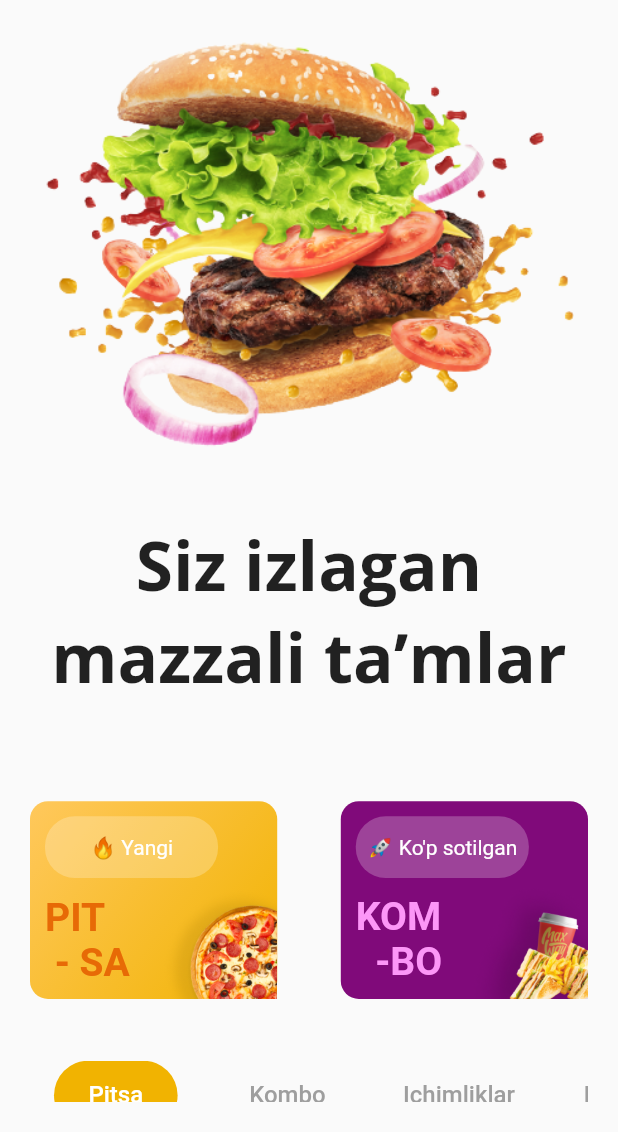
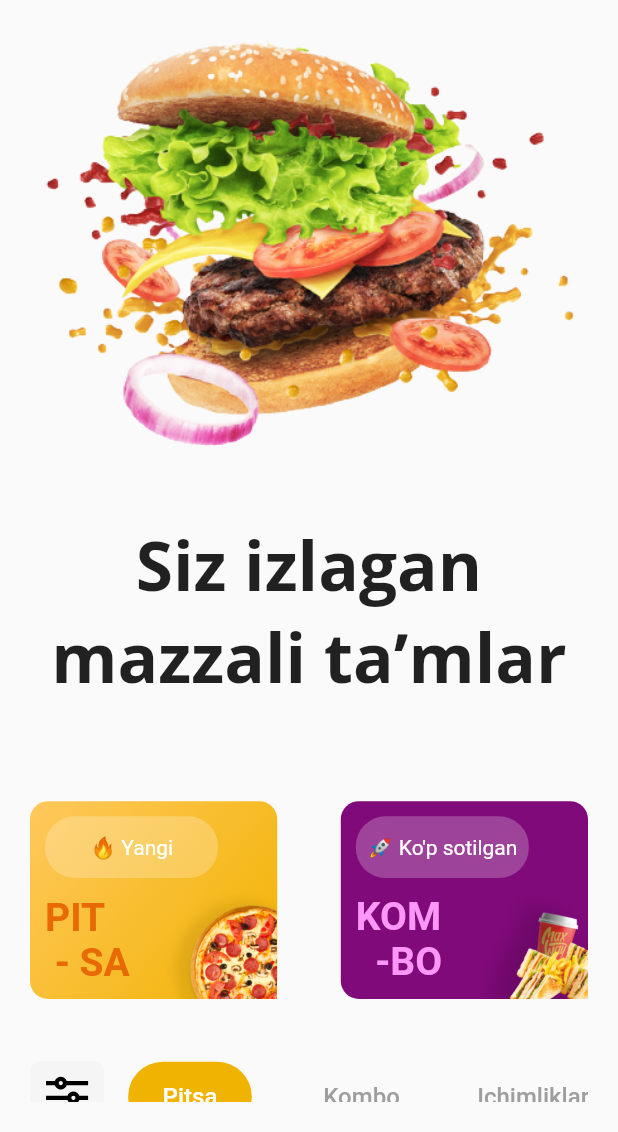
Before and after one commit to ahadjonovss/max_way, a Flutter app: the screen it shows after launch, on a phone screen of 412 x 824 dp, the part 104-1236 px from its top. Run offline on Flutter 3.47's test engine with Material 2 defaults, Android fonts, the phone set to English and light mode, and no system bars; drawn by our look-alikes of zoom_tap_animation; our stand-ins replace cached_network_image, equatable, flutter_bloc, flutter_svg, get_it, google_fonts and 3 more; accounts and stored records are empty.

Commit message:
home page

```diff
--- a/lib/ui/home/widgets/tab_controller.dart
+++ b/lib/ui/home/widgets/tab_controller.dart
@@ -9,7 +9,23 @@ class TabBarViewController extends StatelessWidget {
     return DefaultTabController(length: 4, child: Column(
       children: [
         BlocBuilder<FoodsBloc,FoodsState>(
-          builder: (context, state) => TabBar(
+          builder: (context, state) => SingleChildScrollView(
+            physics: const BouncingScrollPhysics(),
+            scrollDirection: Axis.horizontal,
+            child: Row(
+             children: [
+               Container(
+                 height: height(context)*0.06,
+                 padding: const EdgeInsets.all(10),
+                 width: height(context)*0.06,
+                 decoration: BoxDecoration(
+                     borderRadius: BorderRadius.circular(8),
+                     color: AppColors.cF5F5F5
+                 ),
+                 child: SvgPicture.asset(AppImages.filter,color: Colors.black,width: 20,fit: BoxFit.fitWidth,),
+
+               ),
+               TabBar(
                    onTap: (value) {
                      context.read<FoodsBloc>().add(GetFoodsEvent(index: value));
 
@@ -24,7 +40,10 @@ class TabBarViewController extends StatelessWidget {
                      TabItem(title: foods[1].name, index: 1, activeIndex: state.activeIndex),
                      TabItem(title: foods[2].name, index: 2, activeIndex: state.activeIndex),
                      TabItem(title: foods[3].name, index: 3, activeIndex: state.activeIndex),
-              ]),
+                   ])
+             ],
+            ),
+          ),
 
         ),
       BlocBuilder<FoodsBloc,FoodsState>(builder: (context, state) {
--- a/lib/ui/splash/splash_page.dart
+++ b/lib/ui/splash/splash_page.dart
@@ -21,6 +21,7 @@ class _SplashPageState extends State<SplashPage> {
           mainAxisAlignment: MainAxisAlignment.center,
           children:  [
              Image.asset(AppImages.logo,width: 200,),
+            Text("by Samandar Ahadjonov")
 
           ],
         ),
--- a/lib/utils/constants/image/image.dart
+++ b/lib/utils/constants/image/image.dart
@@ -11,6 +11,7 @@ class AppImages {
   static const basket = '${mainPath}basket.png';
   static const blur = '${mainPath}blur.svg';
   static const empty = '${mainPath}empty_cart.json';
+  static const filter = '${mainPath}filter.svg';
 
   //images of menu
   static const cheeseBurger = '${menuPath}cheeseburger.png';
--- a/lib/utils/file_importer/file_importer.dart
+++ b/lib/utils/file_importer/file_importer.dart
@@ -35,3 +35,4 @@ export '../../utils/form_status/form_status.dart';
 export 'package:max_way/bloc/foods_bloc/foods_bloc.dart';
 export 'package:max_way/ui/home/widgets/category_shimmer.dart';
 export 'package:max_way/ui/home/widgets/tab_bar_view.dart';
+export 'package:flutter_svg/flutter_svg.dart';
```
Also changed, not shown: assets/image/filter.svg (added). Lines whose indentation alone changed are shown as unchanged.
